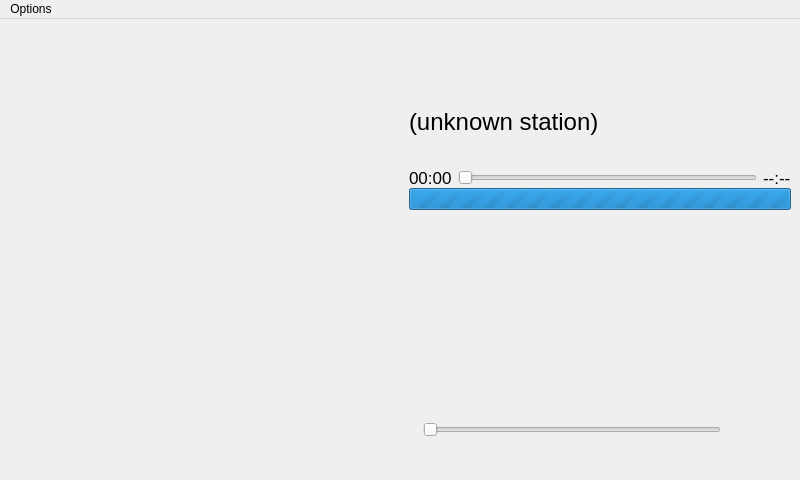
Qt form radionowplayingwindow.ui (gidzzz/openmediaplayer) before a commit.
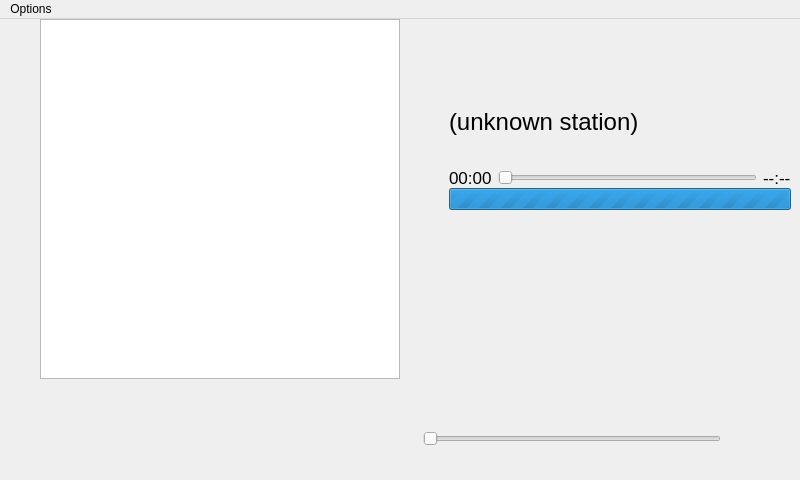
The same form after that commit. Icons and pictures are not drawn.

```diff
--- a/radionowplayingwindow.ui
+++ b/radionowplayingwindow.ui
@@ -15,18 +15,9 @@
   </property>
   <widget class="QWidget" name="centralwidget">
    <layout class="QVBoxLayout" name="verticalLayout_5">
-    <property name="leftMargin">
+    <property name="margin">
      <number>0</number>
     </property>
-    <property name="topMargin">
-     <number>0</number>
-    </property>
-    <property name="rightMargin">
-     <number>0</number>
-    </property>
-    <property name="bottomMargin">
-     <number>9</number>
-    </property>
     <item>
      <layout class="QHBoxLayout" name="mainLayout">
       <property name="spacing">
@@ -50,51 +41,22 @@
         <item>
          <layout class="QVBoxLayout" name="verticalLayout">
           <item>
-           <spacer name="verticalSpacer">
-            <property name="orientation">
-             <enum>Qt::Vertical</enum>
+           <widget class="QGraphicsView" name="albumArtView">
+            <property name="focusPolicy">
+             <enum>Qt::NoFocus</enum>
             </property>
-            <property name="sizeHint" stdset="0">
-             <size>
-              <width>20</width>
-              <height>40</height>
-             </size>
-            </property>
-           </spacer>
-          </item>
-          <item>
-           <spacer name="verticalSpacer_5">
-            <property name="orientation">
-             <enum>Qt::Vertical</enum>
-            </property>
-            <property name="sizeHint" stdset="0">
-             <size>
-              <width>20</width>
-              <height>40</height>
-             </size>
-            </property>
-           </spacer>
-          </item>
-          <item>
-           <widget class="QLabel" name="albumArt">
             <property name="minimumSize">
              <size>
-              <width>295</width>
-              <height>295</height>
+              <width>360</width>
+              <height>360</height>
              </size>
             </property>
             <property name="maximumSize">
              <size>
-              <width>295</width>
-              <height>295</height>
+              <width>360</width>
+              <height>360</height>
              </size>
             </property>
-            <property name="text">
-             <string/>
-            </property>
-            <property name="pixmap">
-             <pixmap>../../../../../../../usr/share/icons/hicolor/295x295/hildon/mediaplayer_default_stream.png</pixmap>
-            </property>
            </widget>
           </item>
           <item>
```
